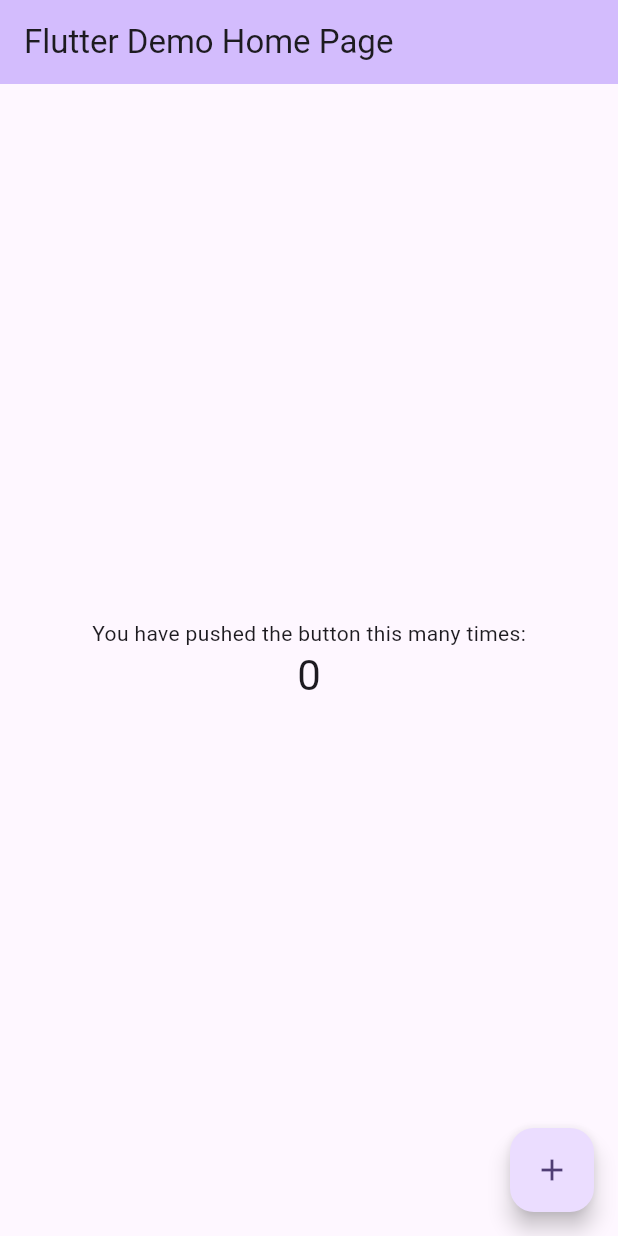
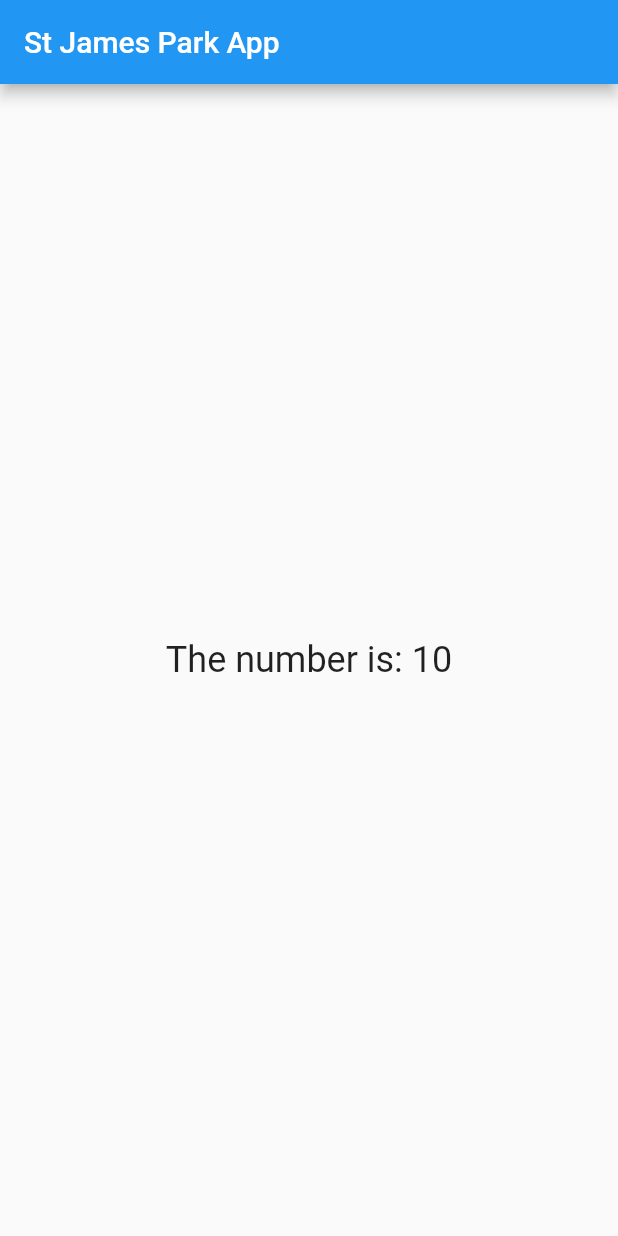
Before and after one commit to joelc0193/st_james_park_app, a Flutter app: the screen it shows after launch, on a phone screen of 412 x 824 dp. Run offline on Flutter 3.47's test engine with Material 2 defaults, Android fonts, the phone set to English and light mode, and no system bars.

Commit message:
Created basic Flutter app displaying static number

```diff
--- a/lib/main.dart
+++ b/lib/main.dart
@@ -5,121 +5,35 @@ void main() {
 }
 
 class MyApp extends StatelessWidget {
-  const MyApp({super.key});
+  const MyApp({Key? key}) : super(key: key);
 
-  // This widget is the root of your application.
   @override
   Widget build(BuildContext context) {
     return MaterialApp(
-      title: 'Flutter Demo',
+      title: 'St James Park App',
       theme: ThemeData(
-        // This is the theme of your application.
-        //
-        // TRY THIS: Try running your application with "flutter run". You'll see
-        // the application has a blue toolbar. Then, without quitting the app,
-        // try changing the seedColor in the colorScheme below to Colors.green
-        // and then invoke "hot reload" (save your changes or press the "hot
-        // reload" button in a Flutter-supported IDE, or press "r" if you used
-        // the command line to start the app).
-        //
-        // Notice that the counter didn't reset back to zero; the application
-        // state is not lost during the reload. To reset the state, use hot
-        // restart instead.
-        //
-        // This works for code too, not just values: Most code changes can be
-        // tested with just a hot reload.
-        colorScheme: ColorScheme.fromSeed(seedColor: Colors.deepPurple),
-        useMaterial3: true,
+        primarySwatch: Colors.blue,
       ),
-      home: const MyHomePage(title: 'Flutter Demo Home Page'),
+      home: const MyHomePage(),
     );
   }
 }
 
-class MyHomePage extends StatefulWidget {
-  const MyHomePage({super.key, required this.title});
-
-  // This widget is the home page of your application. It is stateful, meaning
-  // that it has a State object (defined below) that contains fields that affect
-  // how it looks.
-
-  // This class is the configuration for the state. It holds the values (in this
-  // case the title) provided by the parent (in this case the App widget) and
-  // used by the build method of the State. Fields in a Widget subclass are
-  // always marked "final".
-
-  final String title;
-
-  @override
-  State<MyHomePage> createState() => _MyHomePageState();
-}
-
-class _MyHomePageState extends State<MyHomePage> {
-  int _counter = 0;
-
-  void _incrementCounter() {
-    setState(() {
-      // This call to setState tells the Flutter framework that something has
-      // changed in this State, which causes it to rerun the build method below
-      // so that the display can reflect the updated values. If we changed
-      // _counter without calling setState(), then the build method would not be
-      // called again, and so nothing would appear to happen.
-      _counter++;
-    });
-  }
+class MyHomePage extends StatelessWidget {
+  const MyHomePage({Key? key}) : super(key: key);
 
   @override
   Widget build(BuildContext context) {
-    // This method is rerun every time setState is called, for instance as done
-    // by the _incrementCounter method above.
-    //
-    // The Flutter framework has been optimized to make rerunning build methods
-    // fast, so that you can just rebuild anything that needs updating rather
-    // than having to individually change instances of widgets.
     return Scaffold(
       appBar: AppBar(
-        // TRY THIS: Try changing the color here to a specific color (to
-        // Colors.amber, perhaps?) and trigger a hot reload to see the AppBar
-        // change color while the other colors stay the same.
-        backgroundColor: Theme.of(context).colorScheme.inversePrimary,
-        // Here we take the value from the MyHomePage object that was created by
-        // the App.build method, and use it to set our appbar title.
-        title: Text(widget.title),
+        title: const Text('St James Park App'),
       ),
-      body: Center(
-        // Center is a layout widget. It takes a single child and positions it
-        // in the middle of the parent.
-        child: Column(
-          // Column is also a layout widget. It takes a list of children and
-          // arranges them vertically. By default, it sizes itself to fit its
-          // children horizontally, and tries to be as tall as its parent.
-          //
-          // Column has various properties to control how it sizes itself and
-          // how it positions its children. Here we use mainAxisAlignment to
-          // center the children vertically; the main axis here is the vertical
-          // axis because Columns are vertical (the cross axis would be
-          // horizontal).
-          //
-          // TRY THIS: Invoke "debug painting" (choose the "Toggle Debug Paint"
-          // action in the IDE, or press "p" in the console), to see the
-          // wireframe for each widget.
-          mainAxisAlignment: MainAxisAlignment.center,
-          children: <Widget>[
-            const Text(
-              'You have pushed the button this many times:',
-            ),
-            Text(
-              '$_counter',
-              style: Theme.of(context).textTheme.headlineMedium,
-            ),
-          ],
+      body: const Center(
+        child: Text(
+          'The number is: 10',
+          style: TextStyle(fontSize: 24),
         ),
       ),
-      floatingActionButton: FloatingActionButton(
-        onPressed: _incrementCounter,
-        tooltip: 'Increment',
-        child: const Icon(Icons.add),
-      ), // This trailing comma makes auto-formatting nicer for build methods.
     );
   }
 }
```
